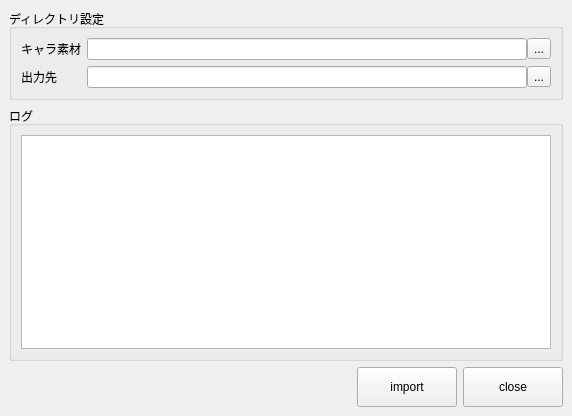
Before: the Qt Designer form app/fusion/python/rs_fusion/tool/chara_converter/chara_converter.ui in nakano000/Resolve_Script, drawn with Qt 5.
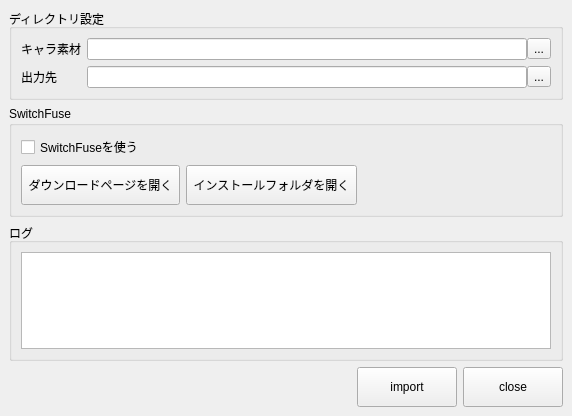
After: the same form once the commit is applied. Custom widgets are drawn as their Qt base class.

Commit message: キャラ素材のSwitchFuse対応

```diff
--- a/app/fusion/python/rs_fusion/tool/chara_converter/chara_converter.ui
+++ b/app/fusion/python/rs_fusion/tool/chara_converter/chara_converter.ui
@@ -76,6 +76,65 @@
       </item>
      </layout>
     </item>
+    <item>
+     <widget class="QGroupBox" name="groupBox_5">
+      <property name="title">
+       <string>SwitchFuse</string>
+      </property>
+      <layout class="QVBoxLayout" name="verticalLayout_2">
+       <item>
+        <widget class="QCheckBox" name="useSwichCheckBox">
+         <property name="text">
+          <string>SwitchFuseを使う</string>
+         </property>
+        </widget>
+       </item>
+       <item>
+        <layout class="QHBoxLayout" name="horizontalLayout_5">
+         <item>
+          <widget class="QPushButton" name="openSiteButton">
+           <property name="minimumSize">
+            <size>
+             <width>100</width>
+             <height>40</height>
+            </size>
+           </property>
+           <property name="text">
+            <string> ダウンロードページを開く </string>
+           </property>
+          </widget>
+         </item>
+         <item>
+          <widget class="QPushButton" name="openFuseDirButton">
+           <property name="minimumSize">
+            <size>
+             <width>100</width>
+             <height>40</height>
+            </size>
+           </property>
+           <property name="text">
+            <string> インストールフォルダを開く </string>
+           </property>
+          </widget>
+         </item>
+         <item>
+          <spacer name="horizontalSpacer_6">
+           <property name="orientation">
+            <enum>Qt::Horizontal</enum>
+           </property>
+           <property name="sizeHint" stdset="0">
+            <size>
+             <width>40</width>
+             <height>20</height>
+            </size>
+           </property>
+          </spacer>
+         </item>
+        </layout>
+       </item>
+      </layout>
+     </widget>
+    </item>
     <item>
      <widget class="QGroupBox" name="groupBox_2">
       <property name="sizePolicy">
```
The commit also changes 4 other files.
